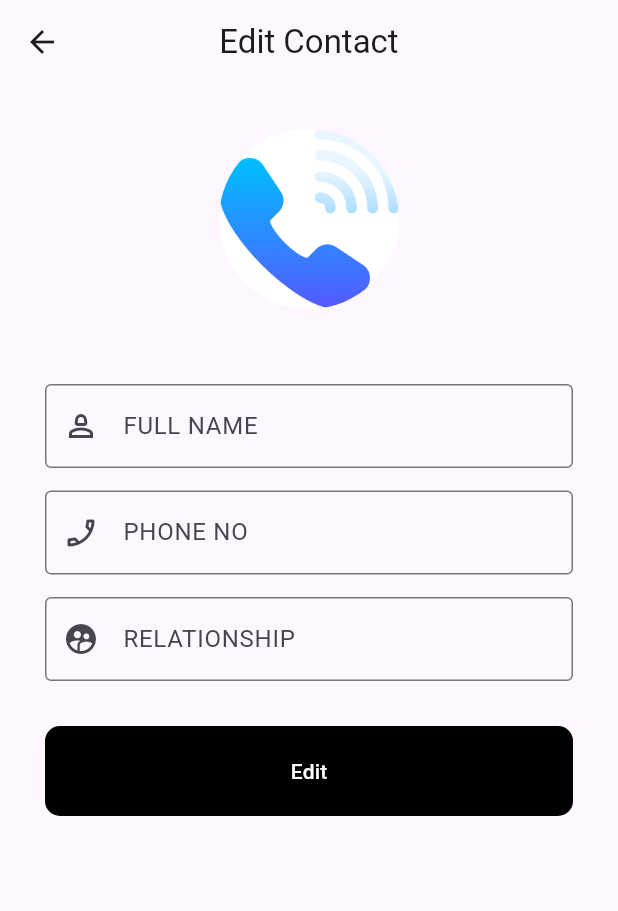
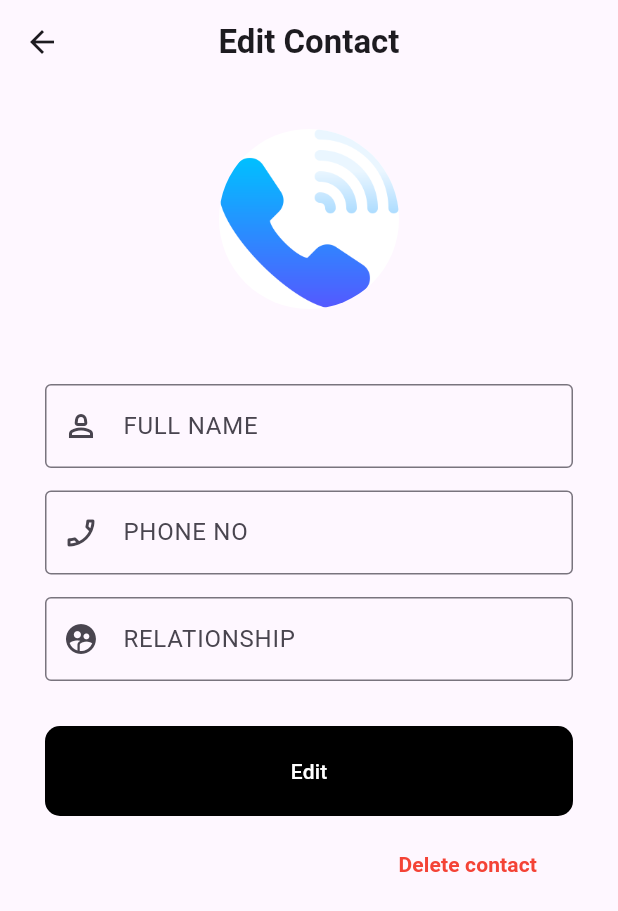
Before and after one commit to Tashfeen-Chohan/FLUTTER-CONTACT-APP, a Flutter app: the EditContactScreen screen opened directly, on a phone screen of 412 x 824 dp. Shown: the top 911 px of the screen. Run offline on Flutter 3.47's test engine with Material 3 defaults, Android fonts, the phone set to English and light mode, and no system bars; our stand-ins replace cloud_firestore, firebase_auth, firebase_core, flutter_otp_text_field, get, get_storage and 2 more; accounts and stored records are empty.

Commit message:
design - View Contact Screen

```diff
--- a/lib/src/common/side_drawer.dart
+++ b/lib/src/common/side_drawer.dart
@@ -8,6 +8,7 @@ import 'package:login_app/src/features/auth/screens/signup/signup_screen.dart';
 import 'package:login_app/src/features/core/controller/profile_controller.dart';
 import 'package:login_app/src/features/core/screens/contacts/contacts.dart';
 import 'package:login_app/src/features/core/screens/contacts/edit_contact.dart';
+import 'package:login_app/src/features/core/screens/contacts/view_contact.dart';
 import 'package:login_app/src/features/core/screens/dashboard/dashboard.dart';
 import 'package:login_app/src/features/core/screens/profile/profile_screen.dart';
 import 'package:login_app/src/features/core/screens/users/users_screen.dart';
@@ -83,6 +84,14 @@ class SideDrawer extends StatelessWidget {
             leadingIcon: Icons.edit_calendar_outlined,
             title: "Edit Contact",
             onTap: () => Get.to(() => const EditContactScreen()),
+          ),
+          MenuTileWidget(
+            leadingIcon: Icons.contact_emergency,
+            title: "View Contact",
+            onTap: () {
+              Navigator.pop(context);
+              Get.to(() => const ViewContactScreen());
+            },
           ),
           MenuTileWidget(
             leadingIcon: Icons.group,
--- a/lib/src/features/core/screens/contacts/edit_contact.dart
+++ b/lib/src/features/core/screens/contacts/edit_contact.dart
@@ -10,10 +10,14 @@ class EditContactScreen extends StatelessWidget {
   Widget build(BuildContext context) {
     return Scaffold(
       appBar: AppBar(
-        title: const Text("Edit Contact"),
+        title: const Text(
+          "Edit Contact",
+          style: TextStyle(fontWeight: FontWeight.bold),
+        ),
         centerTitle: true,
       ),
-      body: Center(
+      body: SingleChildScrollView(
+        child: Center(
           child: Container(
             padding: const EdgeInsets.all(30),
             child: Column(
@@ -50,8 +54,26 @@ class EditContactScreen extends StatelessWidget {
                         onPressed: () {},
                       )
                     ],
-              ))
+                  ),
+                ),
+                Align(
+                  alignment: Alignment.centerRight,
+                  child: TextButton(
+                    onPressed: () {},
+                    child: TextButton(
+                      onPressed: () {},
+                      child: const Text(
+                        "Delete contact",
+                        style: TextStyle(
+                          color: Colors.red,
+                          fontWeight: FontWeight.bold,
+                        ),
+                      ),
+                    ),
+                  ),
+                ),
               ],
+            ),
           ),
         ),
       ),
--- a/lib/src/utils/theme/theme.dart
+++ b/lib/src/utils/theme/theme.dart
@@ -6,6 +6,7 @@ class MyAppTheme {
 
   static ThemeData lightTheme = ThemeData(
     brightness: Brightness.light,
+    // colorScheme: ColorScheme.fromSeed(seedColor: Colors.white),
     textTheme: const TextTheme(
       headlineLarge: TextStyle(
         color: Colors.black87,
```
Also changed, not shown: lib/src/features/core/screens/contacts/view_contact.dart (added, +121 -0 lines). Lines whose indentation alone changed are shown as unchanged.
